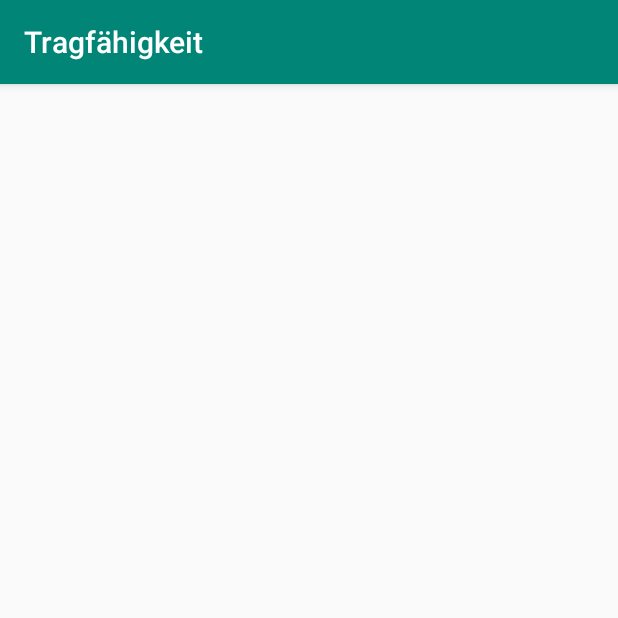
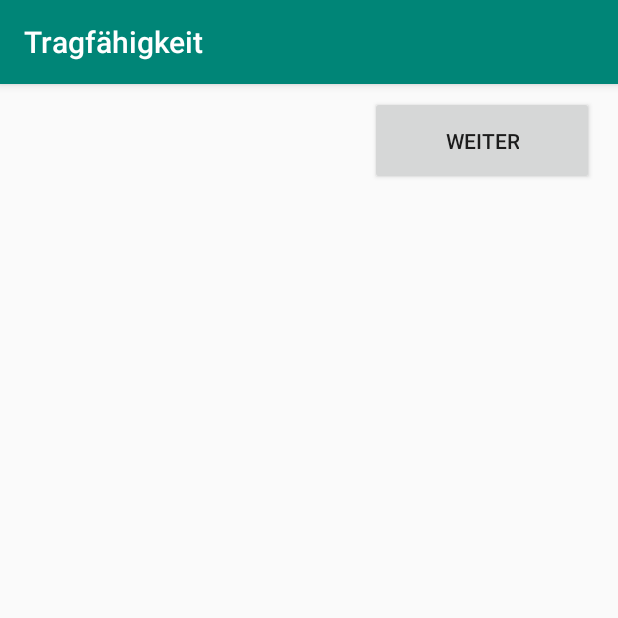
Before and after one commit to Baertig/ZASA, an Android app: the FragebogenTragfaehigkeit screen opened directly, with no data from a screen before it, on a phone screen of 412 x 824 dp, the top half of it. Run offline under Robolectric (Android 15) with nearby library versions, the phone set to English and light mode, and no system bars.

Commit message:
+ Alle Activities miteinander verbunden (Weiter-Buttons funktionieren jetzt) * Enter-Button als Sprung zum nächsten Feld gefixt (Frageb. Allgemein)

```diff
--- a/app/src/main/res/layout/fragebogen_dauerhaftigkeit.xml
+++ b/app/src/main/res/layout/fragebogen_dauerhaftigkeit.xml
@@ -23,7 +23,7 @@
                 android:layout_height="wrap_content"
                 android:layout_gravity="end"
                 android:layout_marginRight="@dimen/btn_weiter_margin_right"
-                android:onClick="oeffneFragebogenTragfaehigkeit"
+                android:onClick="oeffneFragebogenGebrauchstauglichkeit"
                 android:paddingHorizontal="@dimen/btn_weiter_padding_horizontal"
                 android:paddingVertical="@dimen/btn_weiter_padding_vertical"
                 android:text="@string/btn_weiter" />
--- a/app/src/main/res/layout/fragebogen_gebrauchstauglichkeit.xml
+++ b/app/src/main/res/layout/fragebogen_gebrauchstauglichkeit.xml
@@ -26,7 +26,7 @@
                 android:onClick="speichereFragebogen"
                 android:paddingHorizontal="@dimen/btn_weiter_padding_horizontal"
                 android:paddingVertical="@dimen/btn_weiter_padding_vertical"
-                android:text="@string/btn_weiter" />
+                android:text="Fertig" />
 
 
         </LinearLayout>
--- a/app/src/main/res/layout/fragebogen_klassifizierung.xml
+++ b/app/src/main/res/layout/fragebogen_klassifizierung.xml
@@ -51,7 +51,7 @@
                     android:id="@+id/radio_kleine_stauanlagen"
                     android:layout_width="match_parent"
                     android:layout_height="wrap_content"
-                    android:text="@string/radio_sehr_kleine_stauanlagen"
+                    android:text="@string/radio_kleine_stauanlagen"
                     android:textSize="@dimen/radio_option_text_size" />
             </RadioGroup>
 
--- a/app/src/main/res/layout/fragebogen_tragfaehigkeit.xml
+++ b/app/src/main/res/layout/fragebogen_tragfaehigkeit.xml
@@ -1,9 +1,33 @@
 <?xml version="1.0" encoding="utf-8"?>
-<androidx.constraintlayout.widget.ConstraintLayout xmlns:android="http://schemas.android.com/apk/res/android"
-    xmlns:app="http://schemas.android.com/apk/res-auto"
-    xmlns:tools="http://schemas.android.com/tools"
+<LinearLayout xmlns:android="http://schemas.android.com/apk/res/android"
     android:layout_width="match_parent"
     android:layout_height="match_parent"
-    tools:context=".FragebogenTragfaehigkeit">
+    android:layout_marginTop="8dp"
+    android:layout_marginLeft="8dp"
+    android:layout_marginRight="8dp"
+    android:orientation="vertical">
 
-</androidx.constraintlayout.widget.ConstraintLayout>
+    <ScrollView
+        android:layout_width="match_parent"
+        android:layout_height="match_parent"
+        android:fillViewport="true">
+
+        <LinearLayout
+            android:layout_width="match_parent"
+            android:layout_height="match_parent"
+            android:orientation="vertical">
+
+            <Button
+                android:id="@+id/btn_tragfaehigkeit_weiter"
+                android:layout_width="wrap_content"
+                android:layout_height="wrap_content"
+                android:layout_gravity="end"
+                android:layout_marginRight="@dimen/btn_weiter_margin_right"
+                android:onClick="oeffneFragebogenDauerhaftigkeit"
+                android:paddingHorizontal="@dimen/btn_weiter_padding_horizontal"
+                android:paddingVertical="@dimen/btn_weiter_padding_vertical"
+                android:text="@string/btn_weiter" />
+
+        </LinearLayout>
+    </ScrollView>
+</LinearLayout>
--- a/app/src/main/res/values/strings.xml
+++ b/app/src/main/res/values/strings.xml
@@ -19,4 +19,5 @@
     <string name="radio_nein">Nein</string>
     <string name="radio_kleinste_stauanlagen">kleinste Stauanlagen</string>
     <string name="radio_sehr_kleine_stauanlagen">sehr kleine Stauanlagen</string>
+    <string name="radio_kleine_stauanlagen">kleine Stauanlagen</string>
 </resources>
```
Also changed, not shown: app/src/main/java/de/badresden/zasa/FragebogenDauerhaftigkeit.java (+12 -0 lines), app/src/main/java/de/badresden/zasa/FragebogenGebrauchstauglichkeit.java (+13 -0 lines), app/src/main/java/de/badresden/zasa/FragebogenTragfaehigkeit.java (+9 -0 lines), app/src/main/res/layout/fragebogen_allgemein.xml (+10 -5 lines).
